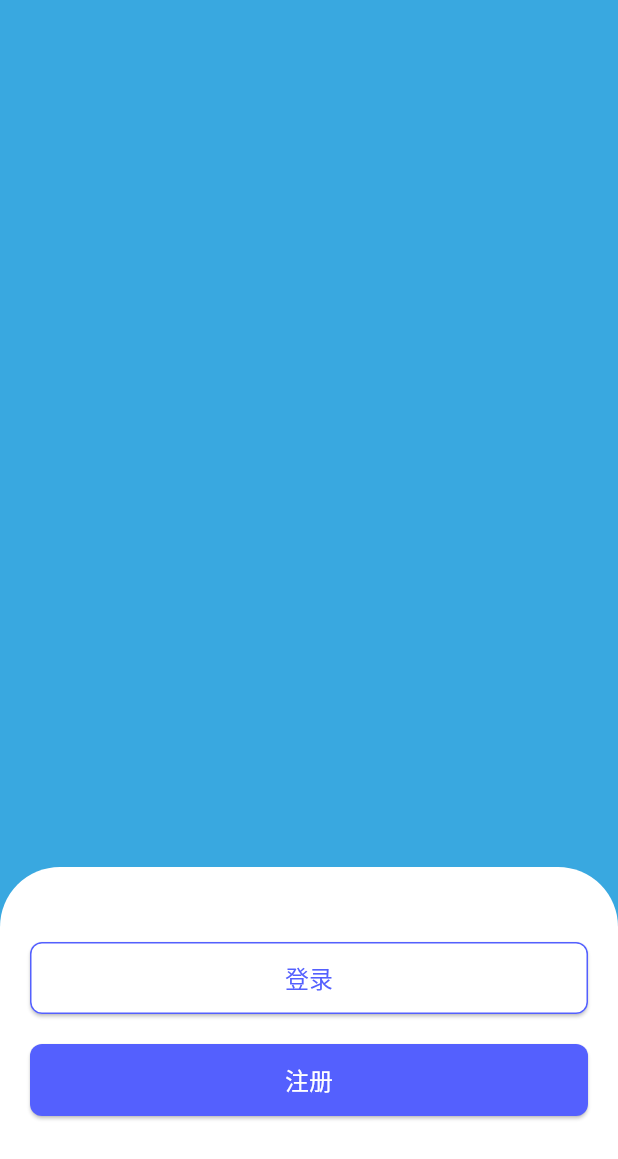
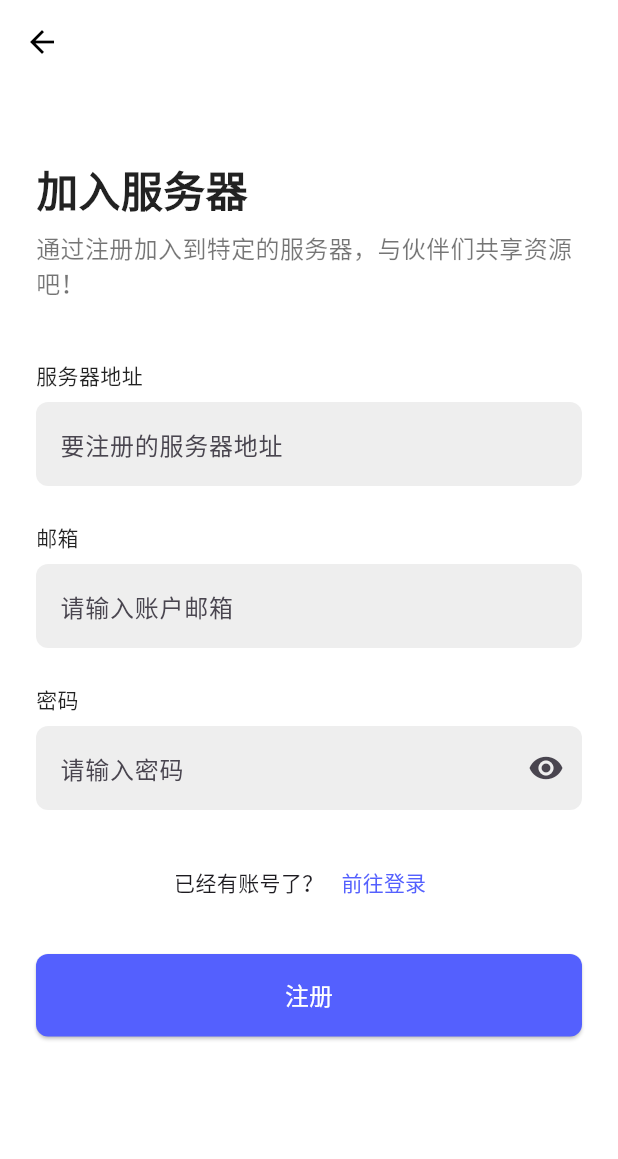
Before and after one commit to WangZaiStudio/ez-nas, a Flutter app: the screen it shows after launch, after a tap on "注册", on a phone screen of 412 x 824 dp. Shown: the top 1159 px of the screen. Run offline on Flutter 3.47's test engine with Material 3 defaults, Android fonts, the phone set to English and light mode, and no system bars.

Commit message:
添加：完成注册界面Widget、完成页面间跳转、添加注册界面国际化中文翻译

```diff
--- a/ez_nas_frontend/lib/l10n/app_zh.arb
+++ b/ez_nas_frontend/lib/l10n/app_zh.arb
@@ -13,13 +13,25 @@
   "loginHeaderDesc": "登录以访问您的云端文件",
   "loginServerAddrTitle": "服务器地址",
   "loginServerAddrDesc": "输入你的服务器地址",
-  "loginUserNameTitle": "用户名",
-  "loginUserNameDesc": "请输入你注册时所用的用户名",
+  "loginUserNameTitle": "邮箱",
+  "loginUserNameDesc": "请输入你注册时所用的邮箱",
   "loginPasswordTitle": "密码",
   "loginPasswordDesc": "请输入密码",
   "loginForgetDesc": "忘记密码了？",
   "loginForgetButton": "重置密码",
   "loginRegDesc": "没有账号？",
   "loginRegButton": "注册新账号",
-  "loginButton": "登录"
+  "loginButton": "登录",
+
+  "registerHeaderTitle": "加入服务器",
+  "registerHeaderDesc": "通过注册加入到特定的服务器，与伙伴们共享资源吧！",
+  "registerServerAddrTitle": "服务器地址",
+  "registerServerAddrDesc": "要注册的服务器地址",
+  "registerUserNameTitle": "邮箱",
+  "registerUserNameDesc": "请输入账户邮箱",
+  "registerPasswordTitle": "密码",
+  "registerPasswordDesc": "请输入密码",
+  "registerAccountExistDesc": "已经有账号了？",
+  "registerAccountExistButton": "前往登录",
+  "registerButton": "注册"
 }
--- a/ez_nas_frontend/lib/l10n/gen/app_localizations.dart
+++ b/ez_nas_frontend/lib/l10n/gen/app_localizations.dart
@@ -127,13 +127,13 @@ abstract class AppLocalizations {
   /// No description provided for @loginUserNameTitle.
   ///
   /// In zh, this message translates to:
-  /// **'用户名'**
+  /// **'邮箱'**
   String get loginUserNameTitle;
 
   /// No description provided for @loginUserNameDesc.
   ///
   /// In zh, this message translates to:
-  /// **'请输入你注册时所用的用户名'**
+  /// **'请输入你注册时所用的邮箱'**
   String get loginUserNameDesc;
 
   /// No description provided for @loginPasswordTitle.
@@ -177,6 +177,72 @@ abstract class AppLocalizations {
   /// In zh, this message translates to:
   /// **'登录'**
   String get loginButton;
+
+  /// No description provided for @registerHeaderTitle.
+  ///
+  /// In zh, this message translates to:
+  /// **'加入服务器'**
+  String get registerHeaderTitle;
+
+  /// No description provided for @registerHeaderDesc.
+  ///
+  /// In zh, this message translates to:
+  /// **'通过注册加入到特定的服务器，与伙伴们共享资源吧！'**
+  String get registerHeaderDesc;
+
+  /// No description provided for @registerServerAddrTitle.
+  ///
+  /// In zh, this message translates to:
+  /// **'服务器地址'**
+  String get registerServerAddrTitle;
+
+  /// No description provided for @registerServerAddrDesc.
+  ///
+  /// In zh, this message translates to:
+  /// **'要注册的服务器地址'**
+  String get registerServerAddrDesc;
+
+  /// No description provided for @registerUserNameTitle.
+  ///
+  /// In zh, this message translates to:
+  /// **'邮箱'**
+  String get registerUserNameTitle;
+
+  /// No description provided for @registerUserNameDesc.
+  ///
+  /// In zh, this message translates to:
+  /// **'请输入账户邮箱'**
+  String get registerUserNameDesc;
+
+  /// No description provided for @registerPasswordTitle.
+  ///
+  /// In zh, this message translates to:
+  /// **'密码'**
+  String get registerPasswordTitle;
+
+  /// No description provided for @registerPasswordDesc.
+  ///
+  /// In zh, this message translates to:
+  /// **'请输入密码'**
+  String get registerPasswordDesc;
+
+  /// No description provided for @registerAccountExistDesc.
+  ///
+  /// In zh, this message translates to:
+  /// **'已经有账号了？'**
+  String get registerAccountExistDesc;
+
+  /// No description provided for @registerAccountExistButton.
+  ///
+  /// In zh, this message translates to:
+  /// **'前往登录'**
+  String get registerAccountExistButton;
+
+  /// No description provided for @registerButton.
+  ///
+  /// In zh, this message translates to:
+  /// **'注册'**
+  String get registerButton;
 }
 
 class _AppLocalizationsDelegate
--- a/ez_nas_frontend/lib/l10n/gen/app_localizations_zh.dart
+++ b/ez_nas_frontend/lib/l10n/gen/app_localizations_zh.dart
@@ -24,10 +24,10 @@ class AppLocalizationsZh extends AppLocalizations {
   String get loginServerAddrDesc => '输入你的服务器地址';
 
   @override
-  String get loginUserNameTitle => '用户名';
+  String get loginUserNameTitle => '邮箱';
 
   @override
-  String get loginUserNameDesc => '请输入你注册时所用的用户名';
+  String get loginUserNameDesc => '请输入你注册时所用的邮箱';
 
   @override
   String get loginPasswordTitle => '密码';
@@ -49,4 +49,37 @@ class AppLocalizationsZh extends AppLocalizations {
 
   @override
   String get loginButton => '登录';
+
+  @override
+  String get registerHeaderTitle => '加入服务器';
+
+  @override
+  String get registerHeaderDesc => '通过注册加入到特定的服务器，与伙伴们共享资源吧！';
+
+  @override
+  String get registerServerAddrTitle => '服务器地址';
+
+  @override
+  String get registerServerAddrDesc => '要注册的服务器地址';
+
+  @override
+  String get registerUserNameTitle => '邮箱';
+
+  @override
+  String get registerUserNameDesc => '请输入账户邮箱';
+
+  @override
+  String get registerPasswordTitle => '密码';
+
+  @override
+  String get registerPasswordDesc => '请输入密码';
+
+  @override
+  String get registerAccountExistDesc => '已经有账号了？';
+
+  @override
+  String get registerAccountExistButton => '前往登录';
+
+  @override
+  String get registerButton => '注册';
 }
--- a/ez_nas_frontend/lib/pages/onboarding/login.dart
+++ b/ez_nas_frontend/lib/pages/onboarding/login.dart
@@ -1,3 +1,4 @@
+import 'package:ez_nas_frontend/pages/onboarding/register.dart';
 import 'package:flutter/material.dart';
 import 'package:ez_nas_frontend/components/labeled_text_field.dart';
 import 'package:ez_nas_frontend/components/header.dart';
@@ -122,7 +123,7 @@ class RegisterLinkWidget extends StatelessWidget {
         Text(localizations.loginRegDesc),
         TextButton(
           onPressed: () {
-            // TODO: 注册操作
+            Navigator.push(context, MaterialPageRoute(builder: (context) => const RegisterScreen()));
           },
           child: Text(
             localizations.loginRegButton,
--- a/ez_nas_frontend/lib/pages/onboarding/onboarding.dart
+++ b/ez_nas_frontend/lib/pages/onboarding/onboarding.dart
@@ -1,3 +1,4 @@
+import 'package:ez_nas_frontend/pages/onboarding/register.dart';
 import 'package:flutter/material.dart';
 import 'package:ez_nas_frontend/preset/colors.dart';
 import 'package:ez_nas_frontend/pages/onboarding/login.dart';
@@ -57,7 +58,7 @@ class ButtonSection extends StatelessWidget {
           ),
           const SizedBox(height: 20),
           ElevatedButton(
-            onPressed: () {},
+            onPressed: () { Navigator.push(context, MaterialPageRoute(builder: (context) => const RegisterScreen())); },
             style: ElevatedButton.styleFrom(
               minimumSize: const Size(double.infinity, 48),
               backgroundColor: AppColor.primaryBlueberry,
--- a/ez_nas_frontend/lib/pages/onboarding/register.dart
+++ b/ez_nas_frontend/lib/pages/onboarding/register.dart
@@ -0,0 +1,155 @@
+
+import 'package:ez_nas_frontend/l10n/gen/app_localizations.dart';
+import 'package:ez_nas_frontend/pages/onboarding/login.dart';
+import 'package:flutter/material.dart';
+
+import '../../components/header.dart';
+import '../../components/labeled_text_field.dart';
+import '../../preset/colors.dart';
+
+class RegisterScreen extends StatelessWidget{
+  const RegisterScreen({super.key});
+
+  @override
+  Widget build(BuildContext context) {
+    final localizations = AppLocalizations.of(context)!;
+
+    return PopScope(
+      onPopInvokedWithResult: (bool didPop, dynamic result) {
+        // 在返回前执行逻辑
+        FocusScope.of(context).unfocus(); // 隐藏键盘
+        // 返回结果后，执行默认的返回操作
+      },
+      child: Scaffold(
+        backgroundColor: Colors.white,
+        resizeToAvoidBottomInset: true, // 启用键盘适配
+        appBar: AppBar(
+          backgroundColor: Colors.white,
+          elevation: 0,
+          leading: IconButton(
+            icon: const Icon(Icons.arrow_back, color: Colors.black),
+            onPressed: () {
+              FocusScope.of(context).unfocus(); // 隐藏键盘
+              Navigator.of(context).pop(); // 返回上一页
+            },
+          ),
+        ),
+        body: GestureDetector(
+          onTap: () {
+            FocusScope.of(context).unfocus();
+          },
+          child: Column(
+            children: [
+              Expanded(
+                child: SingleChildScrollView(
+                  padding: const EdgeInsets.symmetric(horizontal: 24.0),
+                  child: Column(
+                    crossAxisAlignment: CrossAxisAlignment.start,
+                    children: [
+                      const SizedBox(height: 50), // 调整顶部间距
+                      HeaderWidget(
+                        title: localizations.registerHeaderTitle,
+                        description: localizations.registerHeaderDesc,
+                      ),
+                      const SizedBox(height: 40), // 调整Header和内容的间距
+
+                      // 服务器地址部分
+                      LabeledTextField(
+                        title: localizations.registerServerAddrTitle,
+                        hintText: localizations.registerServerAddrDesc,
+                      ),
+                      const SizedBox(height: 24),
+
+                      // 邮箱部分
+                      LabeledTextField(
+                        title: localizations.registerUserNameTitle,
+                        hintText: localizations.registerUserNameDesc,
+                      ),
+                      const SizedBox(height: 24),
+
+                      // 密码部分
+                      LabeledTextField(
+                        title: localizations.registerPasswordTitle,
+                        hintText: localizations.registerPasswordDesc,
+                        isPassword: true,
+                      ),
+                      const SizedBox(height: 24),
+
+                      // 跳转到登录界面的
+                      const AccountExistWidget(),
+                      const SizedBox(height: 24,),
+
+                      // 注册按钮
+                      const RegisterButton()
+                    ],
+                  ),
+                ),
+              )
+            ],
+          ),
+        ),
+      ),
+    );
+  }
+
+}
+
+// 忘记密码链接组件
+class AccountExistWidget extends StatelessWidget {
+  const AccountExistWidget({super.key});
+
+  @override
+  Widget build(BuildContext context) {
+    final localizations = AppLocalizations.of(context)!;
+
+    return Row(
+      mainAxisAlignment: MainAxisAlignment.center,
+      children: [
+        Text(localizations.registerAccountExistDesc),
+        TextButton(
+          onPressed: () {
+            // 跳转到登录界面
+            Navigator.pushAndRemoveUntil(context, MaterialPageRoute(builder: (context) => LoginScreen()), (route) => route.isFirst);
+          },
+          child: Text(
+            localizations.registerAccountExistButton,
+            style: const TextStyle(color: AppColor.primaryBlueberry),
+          ),
+        ),
+      ],
+    );
+  }
+}
+
+// 注册按钮组件
+class RegisterButton extends StatelessWidget {
+  const RegisterButton({super.key});
+
+  @override
+  Widget build(BuildContext context) {
+    final localizations = AppLocalizations.of(context)!;
+
+    return SizedBox(
+      width: double.infinity,
+      child: ElevatedButton(
+        onPressed: () {
+          // TODO: 注册操作
+        },
+        style: ElevatedButton.styleFrom(
+          backgroundColor: AppColor.primaryBlueberry,
+          padding: const EdgeInsets.symmetric(vertical: 16),
+          shape: RoundedRectangleBorder(
+            borderRadius: BorderRadius.circular(8),
+          ),
+        ),
+        child: Text(
+          localizations.registerButton,
+          style: const TextStyle(
+            color: Colors.white,
+            fontSize: 16,
+          ),
+        ),
+      ),
+    );
+  }
+}
```
